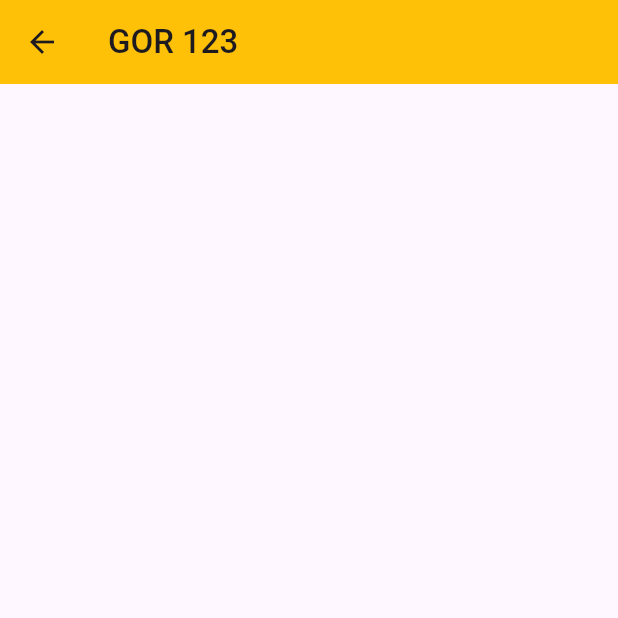
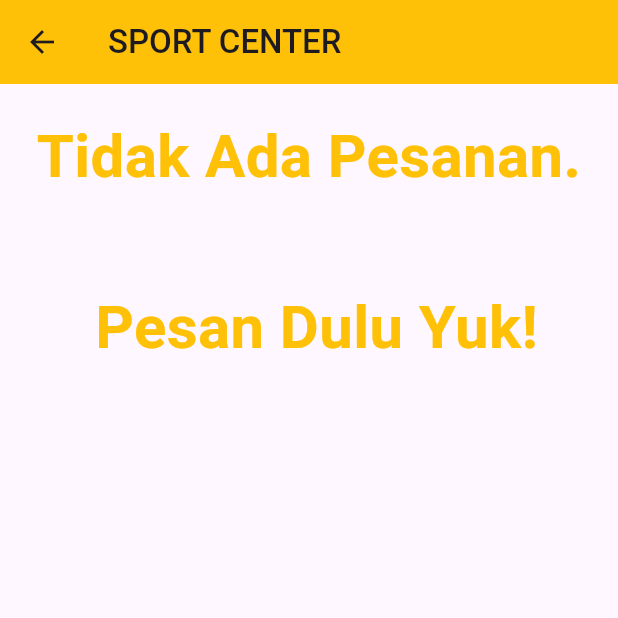
Before and after one commit to ferzian/flutter_aplikasi_reservasi_lapangan, a Flutter app: the DaftarPemesanan screen opened directly, on a phone screen of 412 x 824 dp, the top half of it. Run offline on Flutter 3.47's test engine with Material 3 defaults, Android fonts, the phone set to English and light mode, and no system bars; statements that could not run were skipped.

Commit message:
Update daftar_pemesanan.dart

```diff
--- a/lib/daftar_pemesanan.dart
+++ b/lib/daftar_pemesanan.dart
@@ -14,17 +14,62 @@ class _DaftarPemesananState extends State<DaftarPemesanan> {
     return Scaffold(
       appBar: AppBar(
         backgroundColor: Colors.amber,
-        title: Text('GOR 123', style: TextStyle(fontWeight: FontWeight.w500)),
+        title: Text('SPORT CENTER', style: TextStyle(fontWeight: FontWeight.w500)),
       ),
-      body: ListView.builder(
+      body: Column(
+        crossAxisAlignment: CrossAxisAlignment.stretch,
+        children: [
+          pemesananList.isEmpty
+              ? Center(
+                  child: Padding(
+                    padding: const EdgeInsets.all(20.0),
+                    child: Text(
+                      'Tidak Ada Pesanan. \n\n Pesan Dulu Yuk!',
+                      style: TextStyle(
+                        fontSize: 40,
+                        fontWeight: FontWeight.bold,
+                        color: Colors.amber,
+                      ),
+                      textAlign: TextAlign.center,
+                    ),
+                  ),
+                )
+              : Padding(
+                  padding: const EdgeInsets.all(20.0),
+                  child: Text(
+                    'Daftar Pemesanan',
+                    style: TextStyle(
+                      fontSize: 24,
+                      fontWeight: FontWeight.bold,
+                      color: Colors.black,
+                    ),
+                    textAlign: TextAlign.center,
+                  ),
+                ),
+          Expanded(
+            child: pemesananList.isEmpty
+                ? SizedBox()
+                : ListView.builder(
                     itemCount: pemesananList.length,
                     itemBuilder: (context, index) {
                       return ListTile(
-            title: Text(pemesananList[index]['lapangan']),
+                        title: Text(
+                          pemesananList[index]['lapangan'],
+                          style: TextStyle(
+                              fontSize: 25,
+                              fontWeight:
+                                  FontWeight.bold),
+                        ),
                         subtitle: Text(
-                'Nama: ${pemesananList[index]['name']}\nNo. Telp: ${pemesananList[index]['noTelp']}\nDurasi: ${pemesananList[index]['durasi']} jam'),
+                          'Nama: ${pemesananList[index]['name']}\nNo. Telp: ${pemesananList[index]['noTelp']}\nDurasi: ${pemesananList[index]['durasi']} jam',
+                          style: TextStyle(
+                              fontSize: 20),
+                        ),
                       );
                     },
+                  ),
+          ),
+        ],
       ),
     );
   }
```
Lines whose indentation alone changed are shown as unchanged.
